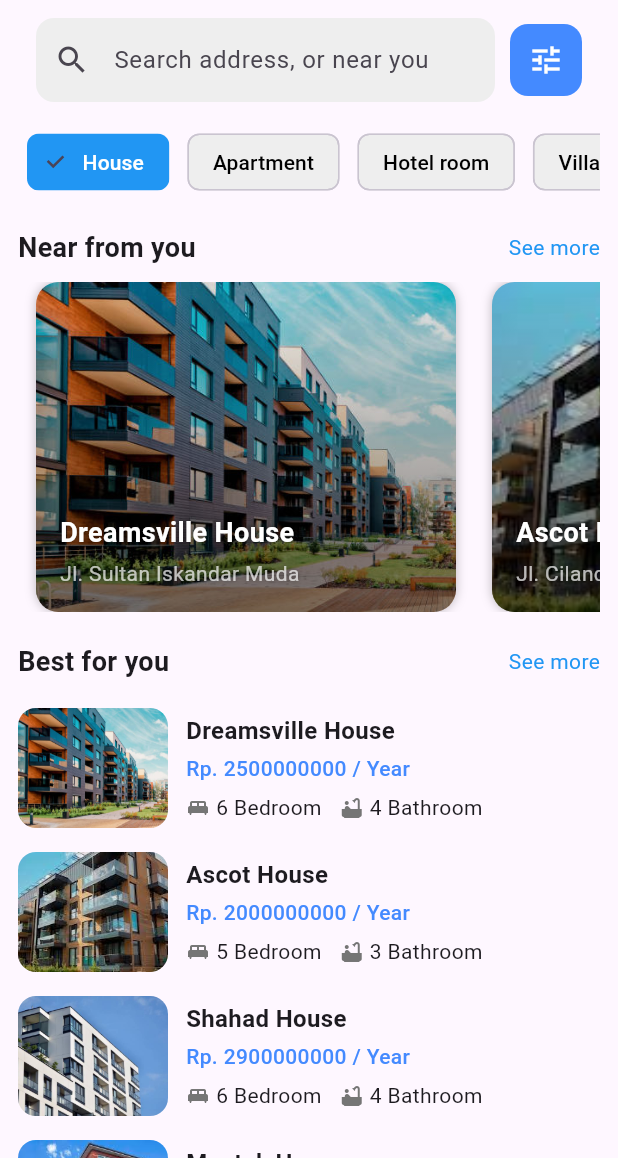
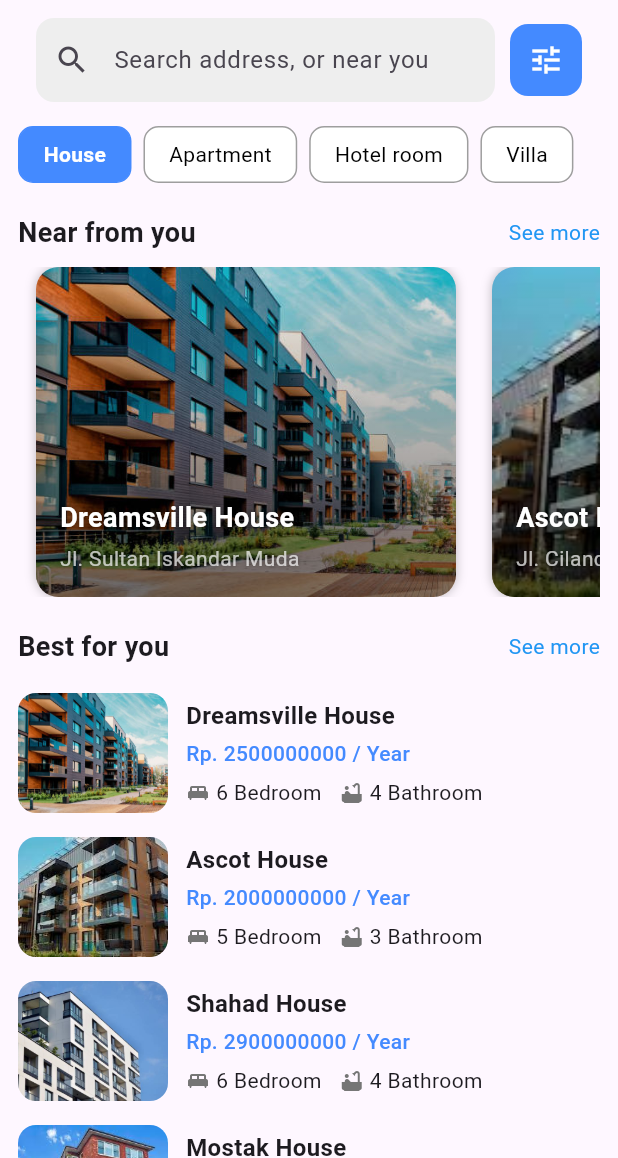
Before and after one commit to MostakAhmedShahad/i_r_d, a Flutter app: the screen it shows after launch, on a phone screen of 412 x 824 dp, the part 78-1236 px from its top. Run offline on Flutter 3.47's test engine with Material 3 defaults, Android fonts, the light colour scheme and no system bars; our stand-ins replace get; Roboto replaces fonts that are missing (Arial).

Commit message:
Home_page_edit

```diff
--- a/lib/presentation/pages/home/home_page.dart
+++ b/lib/presentation/pages/home/home_page.dart
@@ -20,12 +20,9 @@ class HomePage extends StatelessWidget {
                 child: Column(
                   crossAxisAlignment: CrossAxisAlignment.start,
                   children: [
-                   // SizedBox(height: 40),
-
-                    // Location Row
                     Padding(
-                      padding:
-                          const EdgeInsets.symmetric(horizontal: 12.0, vertical: 8.0),
+                      padding: const EdgeInsets.symmetric(
+                          horizontal: 12.0, vertical: 8.0),
                       child: Row(
                         mainAxisAlignment: MainAxisAlignment.spaceBetween,
                         children: [
@@ -33,8 +30,8 @@ class HomePage extends StatelessWidget {
                             crossAxisAlignment: CrossAxisAlignment.start,
                             children: [
                               Text("Location",
-                                  style:
-                                      TextStyle(color: Colors.grey, fontSize: 12)),
+                                  style: TextStyle(
+                                      color: Colors.grey, fontSize: 12)),
                               Row(
                                 children: [
                                   Text("Jakarta",
@@ -49,7 +46,7 @@ class HomePage extends StatelessWidget {
                             ],
                           ),
 
-                          // Notification with red dot opens drawer
+                          // Notification
                           Stack(
                             children: [
                               IconButton(
@@ -119,10 +116,36 @@ class HomePage extends StatelessWidget {
                       child: Row(
                         children: ['House', 'Apartment', 'Hotel room', 'Villa']
                             .map((e) {
-                          return CategoryChip(
-                            label: e,
-                            isSelected: controller.selectedCategory.value == e,
+                          final isSelected =
+                              controller.selectedCategory.value == e;
+                          return GestureDetector(
                             onTap: () => controller.changeCategory(e),
+                            child: Container(
+                              margin: EdgeInsets.only(right: 8),
+                              padding: EdgeInsets.symmetric(
+                                  horizontal: 16, vertical: 8),
+                              decoration: BoxDecoration(
+                                color: isSelected
+                                    ? Colors.blueAccent
+                                    : Colors.white,
+                                borderRadius: BorderRadius.circular(10),
+                                border: Border.all(
+                                  color: isSelected
+                                      ? Colors.blueAccent
+                                      : Colors.grey,
+                                ),
+                              ),
+                              child: Text(
+                                e,
+                                style: TextStyle(
+                                  color:
+                                      isSelected ? Colors.white : Colors.black,
+                                  fontWeight: isSelected
+                                      ? FontWeight.bold
+                                      : FontWeight.normal,
+                                ),
+                              ),
+                            ),
                           );
                         }).toList(),
                       ),
@@ -135,8 +158,8 @@ class HomePage extends StatelessWidget {
                       mainAxisAlignment: MainAxisAlignment.spaceBetween,
                       children: [
                         Text("Near from you",
-                            style:
-                                TextStyle(fontSize: 18, fontWeight: FontWeight.bold)),
+                            style: TextStyle(
+                                fontSize: 18, fontWeight: FontWeight.bold)),
                         Text("See more", style: TextStyle(color: Colors.blue)),
                       ],
                     ),
@@ -151,8 +174,8 @@ class HomePage extends StatelessWidget {
                       mainAxisAlignment: MainAxisAlignment.spaceBetween,
                       children: [
                         Text("Best for you",
-                            style:
-                                TextStyle(fontSize: 18, fontWeight: FontWeight.bold)),
+                            style: TextStyle(
+                                fontSize: 18, fontWeight: FontWeight.bold)),
                         Text("See more", style: TextStyle(color: Colors.blue)),
                       ],
                     ),
```
